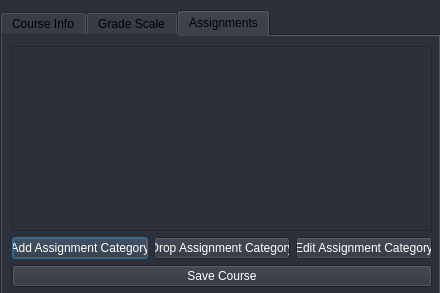
The window that src/CourseWizard.ui (meeksjt/SuperTeacherGradebook499) describes before a commit, drawn with Qt 5.
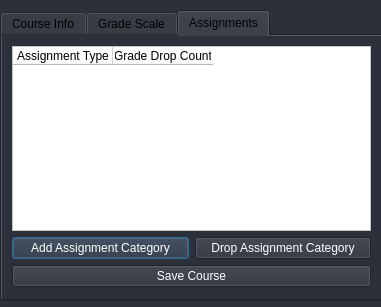
The same window after the commit.

Diff of the .ui file:
```diff
--- a/src/CourseWizard.ui
+++ b/src/CourseWizard.ui
@@ -6,8 +6,8 @@
    <rect>
     <x>0</x>
     <y>0</y>
-    <width>440</width>
-    <height>293</height>
+    <width>381</width>
+    <height>307</height>
    </rect>
   </property>
   <property name="windowTitle">
@@ -30,7 +30,7 @@
     <rect>
      <x>0</x>
      <y>10</y>
-     <width>441</width>
+     <width>391</width>
      <height>291</height>
     </rect>
    </property>
@@ -603,16 +603,31 @@
       <rect>
        <x>10</x>
        <y>10</y>
-       <width>420</width>
+       <width>359</width>
        <height>241</height>
       </rect>
      </property>
      <layout class="QVBoxLayout" name="verticalLayout_4">
-      <item>
-       <widget class="QListView" name="listView"/>
-      </item>
       <item>
        <layout class="QVBoxLayout" name="verticalLayout_3">
+        <item>
+         <widget class="QTableWidget" name="tableWidget">
+          <property name="styleSheet">
+           <string notr="true">background-color: rgb(255, 255, 255);
+color:rgb(0,0,0)</string>
+          </property>
+          <column>
+           <property name="text">
+            <string>Assignment Type</string>
+           </property>
+          </column>
+          <column>
+           <property name="text">
+            <string>Grade Drop Count</string>
+           </property>
+          </column>
+         </widget>
+        </item>
         <item>
          <layout class="QHBoxLayout" name="horizontalLayout_11">
           <item>
@@ -629,13 +644,6 @@
             </property>
            </widget>
           </item>
-          <item>
-           <widget class="QPushButton" name="edit_assignment_category_button">
-            <property name="text">
-             <string>Edit Assignment Category</string>
-            </property>
-           </widget>
-          </item>
          </layout>
         </item>
         <item>
```
